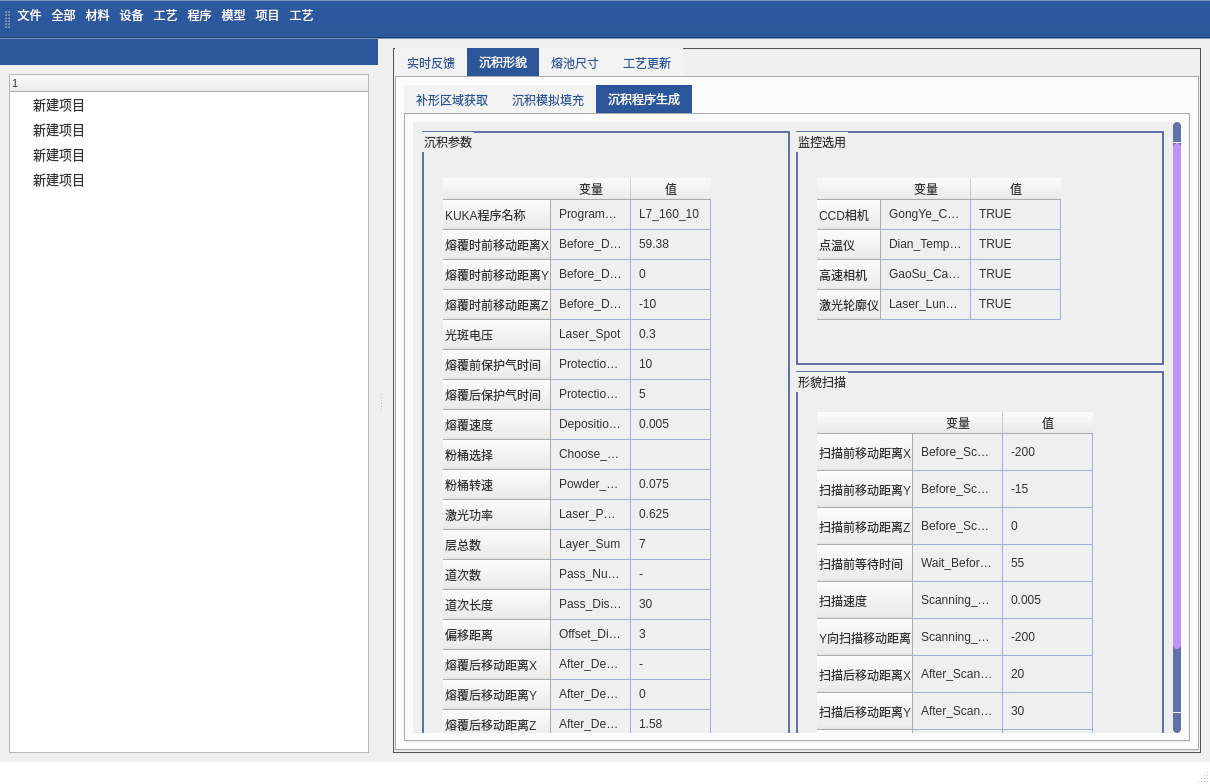
Above: new_thu/UI/main_viewer.ui from mihudaner/THU before the change. Below: the same form after it.
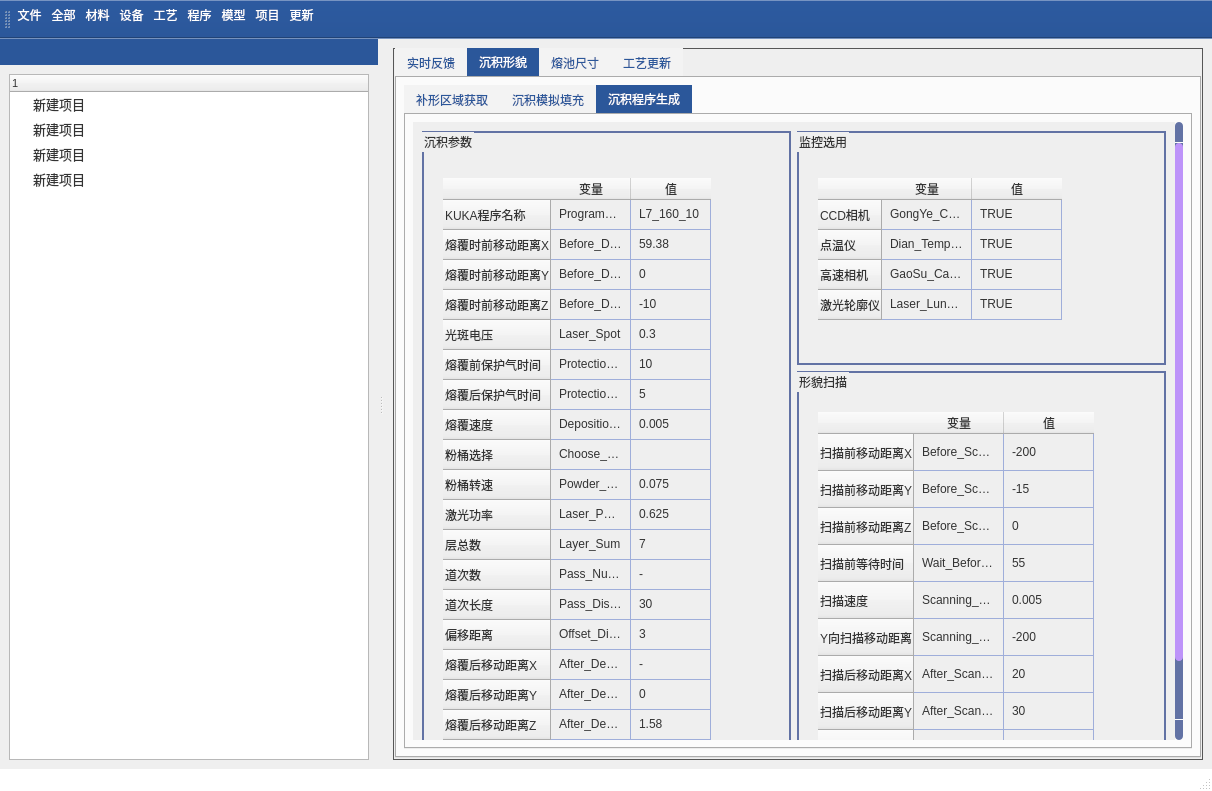
That is the form after the change. The open tabs and pages were chosen to show the change. Icons and pictures are not drawn.

The edit to the form file:
```diff
--- a/new_thu/UI/main_viewer.ui
+++ b/new_thu/UI/main_viewer.ui
@@ -6,8 +6,8 @@
    <rect>
     <x>0</x>
     <y>0</y>
-    <width>1210</width>
-    <height>784</height>
+    <width>1212</width>
+    <height>791</height>
    </rect>
   </property>
   <property name="maximumSize">
@@ -1231,8 +1231,8 @@
                   <property name="geometry">
                    <rect>
                     <x>0</x>
-                    <y>-85</y>
-                    <width>758</width>
+                    <y>0</y>
+                    <width>345</width>
                     <height>696</height>
                    </rect>
                   </property>
@@ -2281,7 +2281,7 @@
   </action>
   <action name="action_updateIO">
    <property name="text">
-    <string>工艺</string>
+    <string>更新</string>
    </property>
    <property name="toolTip">
     <string>工艺</string>
```
Left out of the diff: 4 changed lines with no effect on the pictures.
